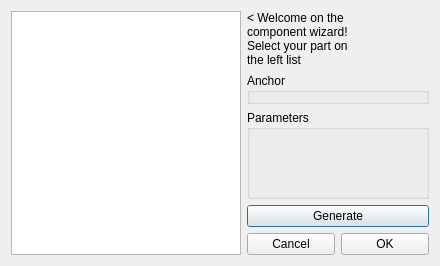
Before: the Qt Designer form gui/ComponentWizard.ui in RhobanProject/MetabotStudio, drawn with Qt 5.
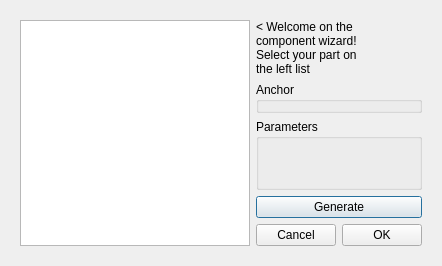
After: the same form once the commit is applied.

Patch:
```diff
--- a/gui/ComponentWizard.ui
+++ b/gui/ComponentWizard.ui
@@ -15,6 +15,9 @@
   </property>
   <layout class="QHBoxLayout" name="horizontalLayout">
    <item>
+    <widget class="QWidget" name="centralWidget" native="true">
+     <layout class="QHBoxLayout" name="horizontalLayout_2">
+      <item>
     <widget class="QListWidget" name="listWidget">
      <property name="sizePolicy">
       <sizepolicy hsizetype="Fixed" vsizetype="Minimum">
@@ -47,6 +50,9 @@
    </item>
    <item>
     <layout class="QVBoxLayout" name="verticalLayout">
+        <property name="leftMargin">
+         <number>0</number>
+        </property>
      <item>
       <widget class="QLabel" name="welcome">
        <property name="sizePolicy">
@@ -175,6 +181,9 @@
       </layout>
      </item>
     </layout>
+      </item>
+     </layout>
+    </widget>
    </item>
   </layout>
  </widget>
```
Lines whose indentation alone changed are shown as unchanged.
